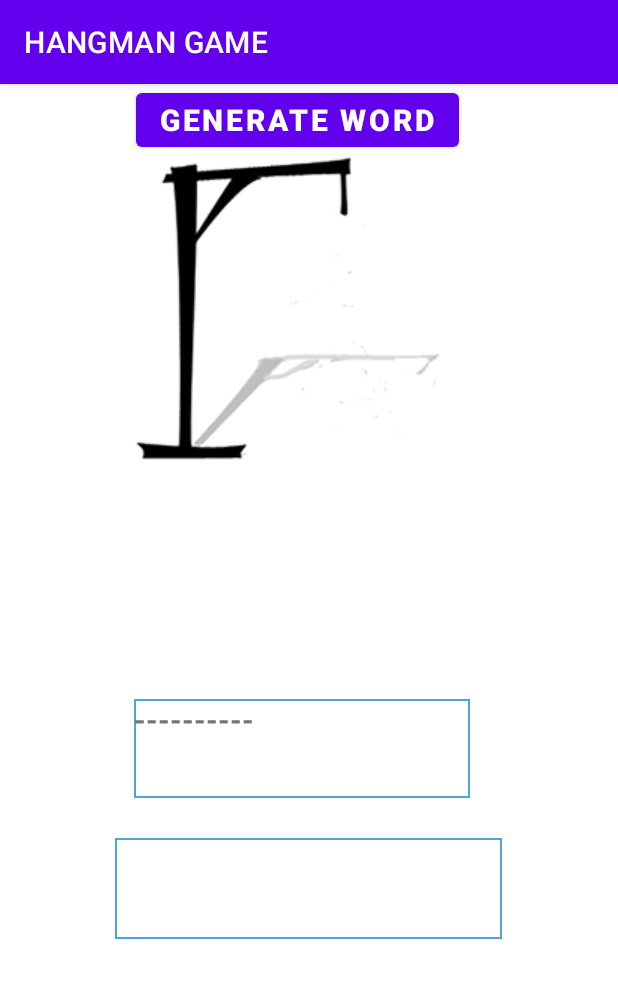
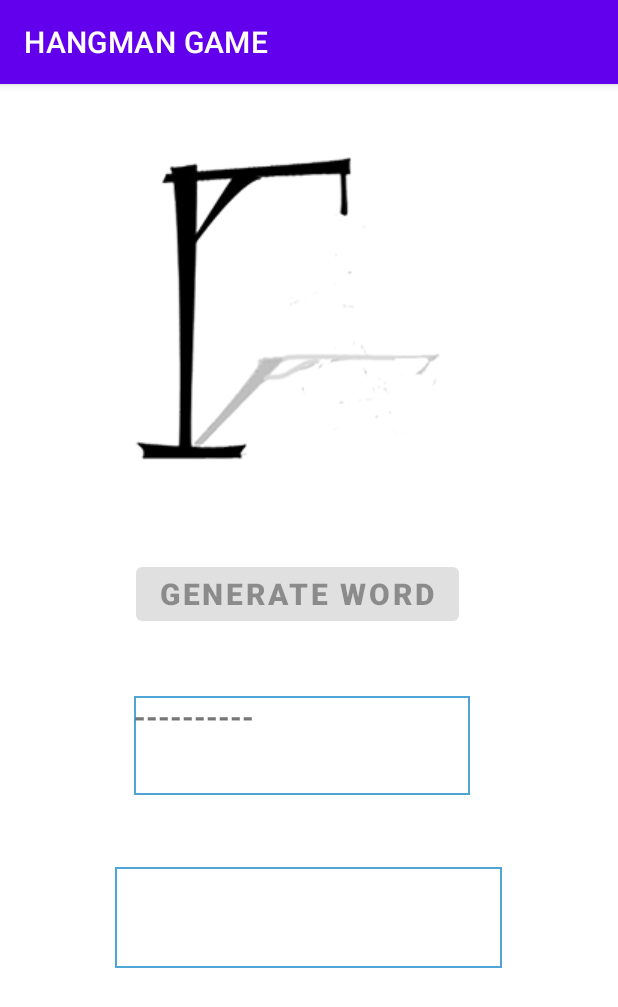
Before and after one commit to Sathvik401/hangman-android-, an Android app: the GameActivity screen opened directly, with no data from a screen before it, after a tap on "GENERATE WORD", on a phone screen of 412 x 824 dp. Shown: the top 1007 px of the screen. Run offline under Robolectric (Android 15) with nearby library versions, the light colour scheme and no system bars.

Commit message:
Updatation done on visibilty

```diff
--- a/app/src/main/AndroidManifest.xml
+++ b/app/src/main/AndroidManifest.xml
@@ -4,9 +4,9 @@
 
     <application
         android:allowBackup="true"
-        android:icon="@mipmap/ic_launcher"
+        android:icon="@drawable/hangman0"
         android:label="@string/app_name"
-        android:roundIcon="@mipmap/ic_launcher_round"
+        android:roundIcon="@drawable/hangman0"
         android:supportsRtl="true"
         android:theme="@style/Theme.HANGMANGAME">
         <activity
--- a/app/src/main/java/com/example/hangmangame/GameActivity.java
+++ b/app/src/main/java/com/example/hangmangame/GameActivity.java
@@ -11,6 +11,7 @@ import android.widget.Toast;
 
 import com.example.hangmangame.databinding.ActivityGameBinding;
 
+import java.util.Locale;
 import java.util.Random;
 
 public class GameActivity extends AppCompatActivity {
@@ -26,6 +27,7 @@ public class GameActivity extends AppCompatActivity {
         binding = ActivityGameBinding.inflate(getLayoutInflater());
         setContentView(binding.getRoot());
         Resources res = getResources();
+        binding.userInput.setVisibility(View.INVISIBLE);
         Status = res.getStringArray(R.array.Status);
         words = res.getStringArray(R.array.words);
         rand = new Random();
@@ -33,14 +35,28 @@ public class GameActivity extends AppCompatActivity {
             @Override
             public boolean onKey(View view, int i, KeyEvent keyEvent) {
                 if(keyEvent.getAction() == KeyEvent.ACTION_DOWN) {
-                    if(validateInput()){
-                        String curr_char = binding.userInput.getText().toString();
+                    if(validateInput()) {
+                        String curr_char = binding.userInput.getText().toString().toUpperCase();
                         Toast.makeText(GameActivity.this, curr_char, Toast.LENGTH_SHORT).show();
                         if(check_char(curr_char)) {
-                            Toast.makeText(GameActivity.this, "You guessed it right!!", Toast.LENGTH_SHORT).show();
+                            Toast.makeText(GameActivity.this, "You guessed it right :)", Toast.LENGTH_SHORT).show();
+                            binding.space.setText(cur_word);
+                            if(cur_word.equals(gen_word)) {
+                                binding.resultTxt.setTextColor(res.getColor(R.color.green));
+                                binding.resultTxt.setText("You Won!!");
+                                binding.userInput.setVisibility(View.INVISIBLE);
+                                binding.wordBtn.setEnabled(true);
+                            }
                         }
                         else {
+                            Toast.makeText(GameActivity.this, "Wrong Guess :(", Toast.LENGTH_SHORT).show();
                             Status_num++;
+                            if(Status_num == 6) {
+                                binding.userInput.setVisibility(View.INVISIBLE);
+                                binding.resultTxt.setTextColor(res.getColor(R.color.red));
+                                binding.resultTxt.setText("You Lost!!");
+                                binding.wordBtn.setEnabled(true);
+                            }
                             String x = Status[Status_num];
                             ImageView iv= (ImageView)findViewById(R.id.hangman_img);
                             iv.setImageResource(getResources().getIdentifier(x, "drawable", getPackageName()));
@@ -54,6 +70,13 @@ public class GameActivity extends AppCompatActivity {
         binding.wordBtn.setOnClickListener(new View.OnClickListener() {
             @Override
             public void onClick(View view) {
+                binding.wordBtn.setEnabled(false);
+                binding.userInput.setVisibility(View.VISIBLE);
+                Status_num = 0;
+                String x = Status[Status_num];
+                ImageView iv= (ImageView)findViewById(R.id.hangman_img);
+                iv.setImageResource(getResources().getIdentifier(x, "drawable", getPackageName()));
+                binding.space.setText("");
                 cur_word="";
                 gen_word = words[rand.nextInt(words.length)];
                 Toast.makeText(getBaseContext(), gen_word, Toast.LENGTH_SHORT).show();
@@ -83,13 +106,15 @@ public class GameActivity extends AppCompatActivity {
 
     public boolean check_char(String s) {
         boolean flag = false;
+        StringBuilder pos= new StringBuilder(cur_word);;
         for(int i=0;i<gen_word.length();i++) {
             if(gen_word.charAt(i) == s.charAt(0)) {
-                StringBuilder pos = new StringBuilder(cur_word);
                 pos.setCharAt(i,s.charAt(0));
                 flag = true;
             }
         }
+        cur_word = pos.toString();
+        binding.userInput.setText("");
         if(flag==true)
             return true;
         return false;
--- a/app/src/main/res/layout/activity_game.xml
+++ b/app/src/main/res/layout/activity_game.xml
@@ -28,21 +28,20 @@
         app:layout_constraintEnd_toEndOf="parent"
         app:layout_constraintHorizontal_bias="0.461"
         app:layout_constraintStart_toStartOf="parent"
-        app:layout_constraintTop_toBottomOf="@+id/imageView2" />
+        app:layout_constraintTop_toBottomOf="@+id/hangman_img" />
 
     <TextView
         android:id="@+id/space"
         android:layout_width="224dp"
         android:layout_height="66dp"
+        android:layout_marginTop="44dp"
         android:background="@drawable/shape"
         android:textSize="20sp"
         android:textStyle="bold"
-        app:layout_constraintBottom_toBottomOf="parent"
         app:layout_constraintEnd_toEndOf="parent"
         app:layout_constraintHorizontal_bias="0.475"
         app:layout_constraintStart_toStartOf="parent"
-        app:layout_constraintTop_toTopOf="parent"
-        app:layout_constraintVertical_bias="0.584" />
+        app:layout_constraintTop_toBottomOf="@+id/word_btn" />
 
     <EditText
         android:id="@+id/user_input"
@@ -58,5 +57,17 @@
         app:layout_constraintHorizontal_bias="0.496"
         app:layout_constraintStart_toStartOf="parent"
         app:layout_constraintTop_toBottomOf="@+id/space"
-        app:layout_constraintVertical_bias="0.265" />
+        app:layout_constraintVertical_bias="0.469" />
+
+    <TextView
+        android:id="@+id/result_txt"
+        android:layout_width="wrap_content"
+        android:layout_height="wrap_content"
+        android:rotation="45"
+        android:textSize="24sp"
+        android:textStyle="bold"
+        app:layout_constraintBottom_toBottomOf="@+id/hangman_img"
+        app:layout_constraintEnd_toEndOf="@+id/hangman_img"
+        app:layout_constraintStart_toStartOf="@+id/hangman_img"
+        app:layout_constraintTop_toTopOf="@+id/hangman_img" />
 </androidx.constraintlayout.widget.ConstraintLayout>
--- a/app/src/main/res/values/arrays.xml
+++ b/app/src/main/res/values/arrays.xml
@@ -44,6 +44,7 @@
     </string-array>
 
     <string-array name="Status">
+        <item>hangman0</item>
         <item>hangman1</item>
         <item>hangman2</item>
         <item>hangman3</item>
--- a/app/src/main/res/values/colors.xml
+++ b/app/src/main/res/values/colors.xml
@@ -7,4 +7,6 @@
     <color name="teal_700">#FF018786</color>
     <color name="black">#FF000000</color>
     <color name="white">#FFFFFFFF</color>
+    <color name="green">#007500</color>
+    <color name="red">#FF0000</color>
 </resources>
```
